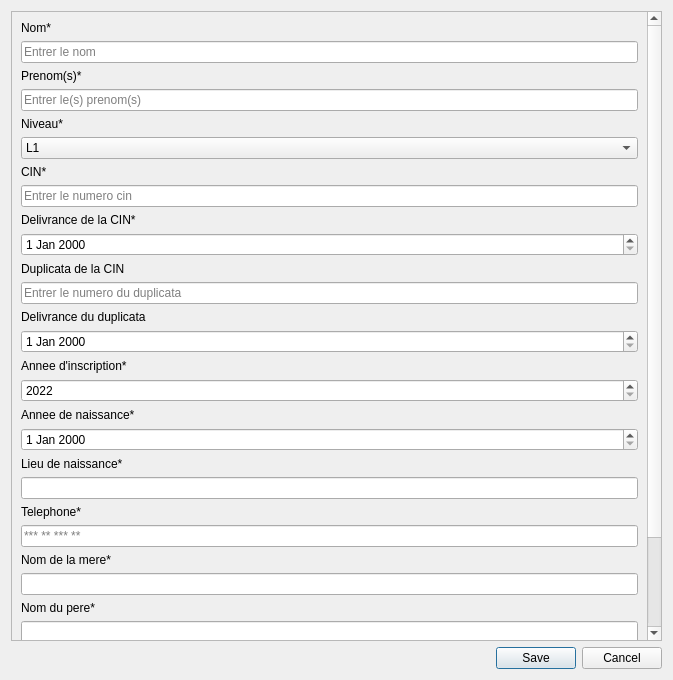
RasolomananaOlivier/eni-registration-management, file newstudent.ui: the form before one commit.
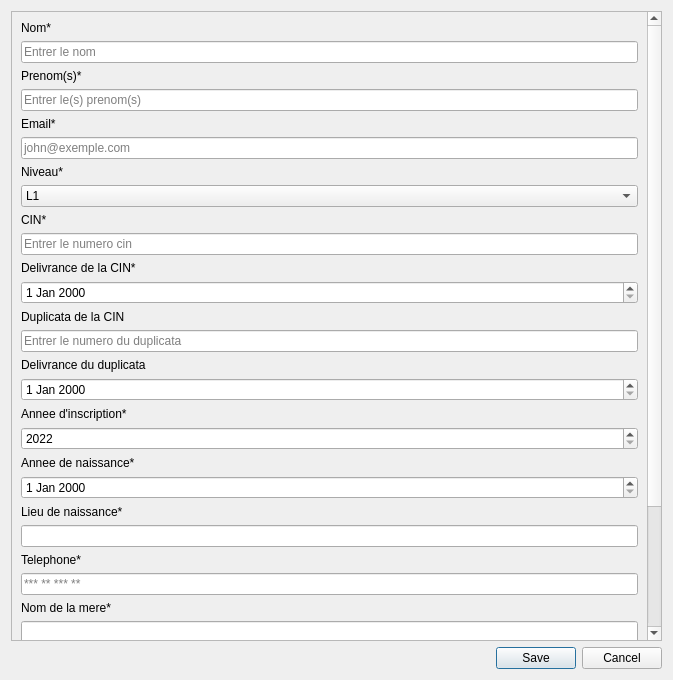
The form after the commit.

Patch:
```diff
--- a/newstudent.ui
+++ b/newstudent.ui
@@ -25,7 +25,7 @@
         <x>0</x>
         <y>0</y>
         <width>639</width>
-        <height>751</height>
+        <height>800</height>
        </rect>
       </property>
       <layout class="QVBoxLayout" name="verticalLayout">
@@ -65,6 +65,24 @@
          </item>
         </layout>
        </item>
+       <item>
+        <layout class="QVBoxLayout" name="verticalLayout_9">
+         <item>
+          <widget class="QLabel" name="label_8">
+           <property name="text">
+            <string>Email*</string>
+           </property>
+          </widget>
+         </item>
+         <item>
+          <widget class="QLineEdit" name="email">
+           <property name="placeholderText">
+            <string>john@exemple.com</string>
+           </property>
+          </widget>
+         </item>
+        </layout>
+       </item>
        <item>
         <layout class="QVBoxLayout" name="verticalLayout_3">
          <item>
```
